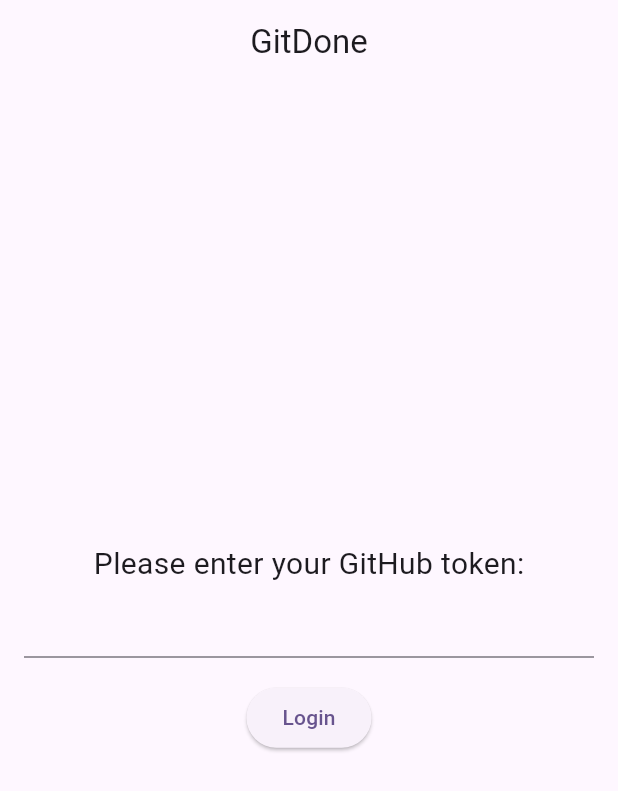
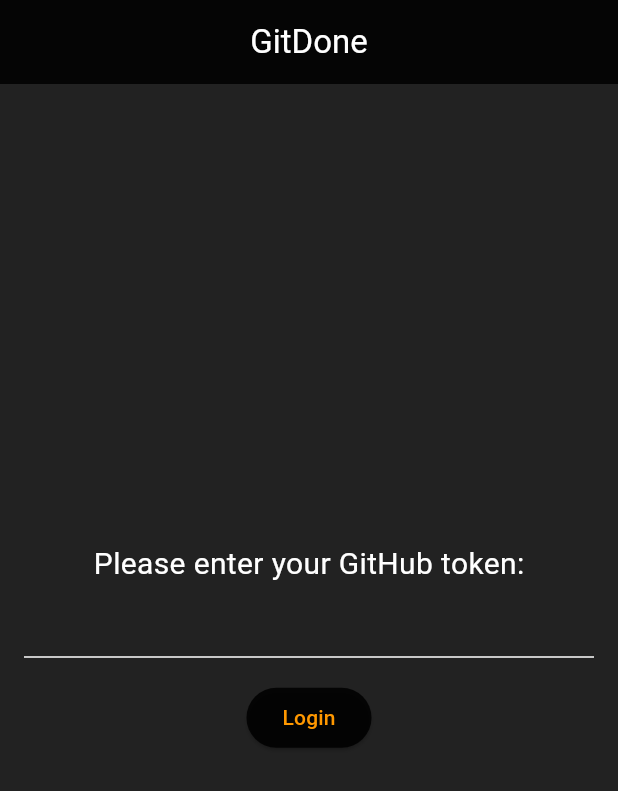
Before and after one commit to RubberDuckCrew/gitdone, a Flutter app: the screen it shows after launch, on a phone screen of 412 x 824 dp. Shown: the top 791 px of the screen. Run offline on Flutter 3.47's test engine with Material 3 defaults, Android fonts, the phone set to English and light mode, and no system bars; our stand-ins replace flutter_secure_storage.

Commit message:
:sparkles: Add custom color scheme

```diff
--- a/lib/App.dart
+++ b/lib/App.dart
@@ -1,4 +1,5 @@
 import 'package:flutter/material.dart';
+import 'package:gitdone/scheme/AppColors.dart';
 import 'package:gitdone/utility/TokenHandler.dart';
 import 'package:gitdone/views/HomeView.dart';
 import 'package:gitdone/views/loginView.dart';
@@ -10,7 +11,7 @@ class App extends StatelessWidget {
   Widget build(BuildContext context) {
     return MaterialApp(
         theme: ThemeData(
-          colorScheme: ColorScheme.fromSeed(seedColor: Colors.deepPurple),
+          colorScheme: AppColors.colorScheme,
           useMaterial3: true,
         ),
         home: FutureBuilder(
--- /dev/null
+++ b/lib/scheme/AppColors.dart
@@ -0,0 +1,25 @@
+import 'package:flutter/material.dart';
+
+class AppColors {
+  static const Color primary = Colors.orange;
+  static const Color secondary = Colors.orangeAccent;
+  static const Color background = Colors.black54;
+  static const Color surface = Colors.black87;
+  static const Color error = Colors.red;
+  static const Color onPrimary = Colors.white;
+  static const Color onSecondary = Colors.white;
+  static const Color onSurface = Colors.white;
+  static const Color onError = Colors.white;
+
+  static final ColorScheme colorScheme = ColorScheme(
+      brightness: Brightness.dark,
+      primary: primary,
+      onPrimary: onPrimary,
+      secondary: secondary,
+      onSecondary: onSecondary,
+      error: error,
+      onError: onError,
+      surface: surface,
+      onSurface: onSurface
+  );
+}
--- a/lib/views/HomeView.dart
+++ b/lib/views/HomeView.dart
@@ -40,7 +40,7 @@ class _HomeviewState extends State<Homeview> {
     return Scaffold(
       appBar: NormalAppBar(),
       body: Center(
-        child: Text(_response),
+        child: Text(_response, style: TextStyle(fontSize: 8),),
       ),
     );
   }
```
